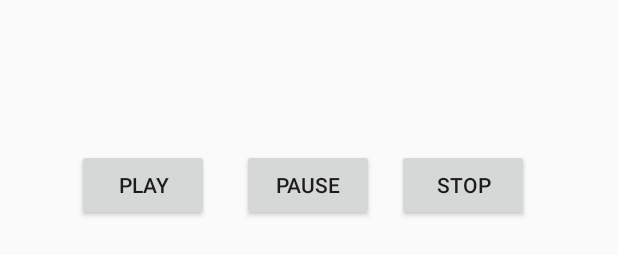
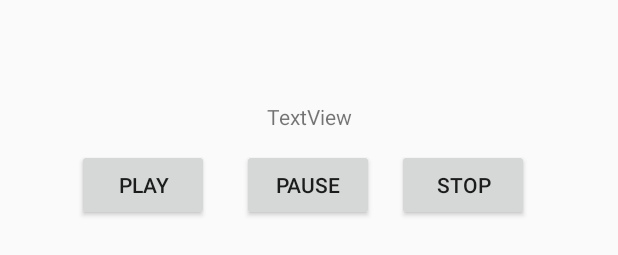
Before and after one commit to teasdale13/Tp1AndroidStudio, an Android app: the layout layout_mp4.xml on its own in the app's theme, with its tools: preview values and no code run, on a phone screen of 412 x 824 dp. Shown: the part 658-913 px from the top of the screen. Run offline under Robolectric (Android 15) with nearby library versions, the light colour scheme and no system bars.

Commit message:
ajout titre mp4Player

```diff
--- a/app/src/main/java/com/example/kevinteasdaledube/tp1androidstudio/models/Activity_Mp3.java
+++ b/app/src/main/java/com/example/kevinteasdaledube/tp1androidstudio/models/Activity_Mp3.java
@@ -54,9 +54,6 @@ public class Activity_Mp3 extends AppCompatActivity implements Jouable {
         textViewTitle.setText("Titre: " + title);
         textViewArtist.setText("Artiste: " + artist );
 
-
-
-
         url = monMp3.getUrl().trim();
 
 
@@ -73,8 +70,6 @@ public class Activity_Mp3 extends AppCompatActivity implements Jouable {
             @Override
             public void onClick(View v) {
                 Stop();
-
-
             }
         } );
 
@@ -156,8 +151,6 @@ public class Activity_Mp3 extends AppCompatActivity implements Jouable {
 
             } catch (IOException e) {
                 e.printStackTrace();
-            //} catch (InterruptedException e) {
-                e.printStackTrace();
             } catch (IllegalStateException e){
                 e.printStackTrace();
             } catch (InterruptedException e) {
--- a/app/src/main/java/com/example/kevinteasdaledube/tp1androidstudio/models/Activity_Mp4.java
+++ b/app/src/main/java/com/example/kevinteasdaledube/tp1androidstudio/models/Activity_Mp4.java
@@ -6,6 +6,7 @@ import android.support.v7.app.AppCompatActivity;
 import android.view.View;
 import android.widget.Button;
 import android.widget.ImageView;
+import android.widget.TextView;
 import android.widget.VideoView;
 import com.example.kevinteasdaledube.tp1androidstudio.R;
 
@@ -17,12 +18,14 @@ public class Activity_Mp4 extends AppCompatActivity implements Jouable {
     Button btnPlay;
     Button btnStop;
     Button btnPause;
+    TextView textViewTitle;
 
     @Override
     protected void onCreate(Bundle savedInstanceState) {
         super.onCreate( savedInstanceState );
         setContentView( R.layout.layout_mp4 );
 
+        //propriétés de l'image
         ImageView imageView = (ImageView) findViewById( R.id.imageViewType );
         imageView.setImageResource( R.drawable.mp4 );
         imageView.setMaxHeight( 400 );
@@ -34,7 +37,10 @@ public class Activity_Mp4 extends AppCompatActivity implements Jouable {
 
         String title = monMp4.getTitle();
         url = monMp4.getUrl();
-
+        //Widgets
+        textViewTitle = (TextView)findViewById( R.id.textViewTitleMp4 );
+        textViewTitle.setText("Titre : " + title );
+        textViewTitle.setVisibility( View.VISIBLE );
         btnPlay = (Button) findViewById( R.id.buttonPlay );
         btnPause = (Button) findViewById( R.id.buttonPause );
         btnStop = (Button) findViewById( R.id.buttonStop );
--- a/app/src/main/java/com/example/kevinteasdaledube/tp1androidstudio/models/Jouable.java
+++ b/app/src/main/java/com/example/kevinteasdaledube/tp1androidstudio/models/Jouable.java
@@ -1,6 +1,4 @@
 package com.example.kevinteasdaledube.tp1androidstudio.models;
-
-import java.io.IOException;
 
 public interface Jouable {
 
--- a/app/src/main/res/layout/layout_mp4.xml
+++ b/app/src/main/res/layout/layout_mp4.xml
@@ -76,8 +76,8 @@
 
     <ImageView
         android:id="@+id/imageViewType"
-        android:layout_width="240dp"
-        android:layout_height="226dp"
+        android:layout_width="193dp"
+        android:layout_height="178dp"
         android:layout_marginBottom="8dp"
         android:layout_marginEnd="8dp"
         android:layout_marginLeft="8dp"
@@ -91,4 +91,21 @@
         app:layout_constraintTop_toTopOf="@+id/videoView"
         app:layout_constraintVertical_bias="1.0" />
 
+    <TextView
+        android:id="@+id/textViewTitleMp4"
+        android:layout_width="wrap_content"
+        android:layout_height="wrap_content"
+        android:layout_marginBottom="8dp"
+        android:layout_marginEnd="8dp"
+        android:layout_marginLeft="8dp"
+        android:layout_marginRight="8dp"
+        android:layout_marginStart="8dp"
+        android:layout_marginTop="8dp"
+        android:text="TextView"
+        app:layout_constraintBottom_toBottomOf="parent"
+        app:layout_constraintEnd_toEndOf="parent"
+        app:layout_constraintStart_toStartOf="parent"
+        app:layout_constraintTop_toTopOf="@+id/videoView"
+        app:layout_constraintVertical_bias="0.632" />
+
 </android.support.constraint.ConstraintLayout>
```
